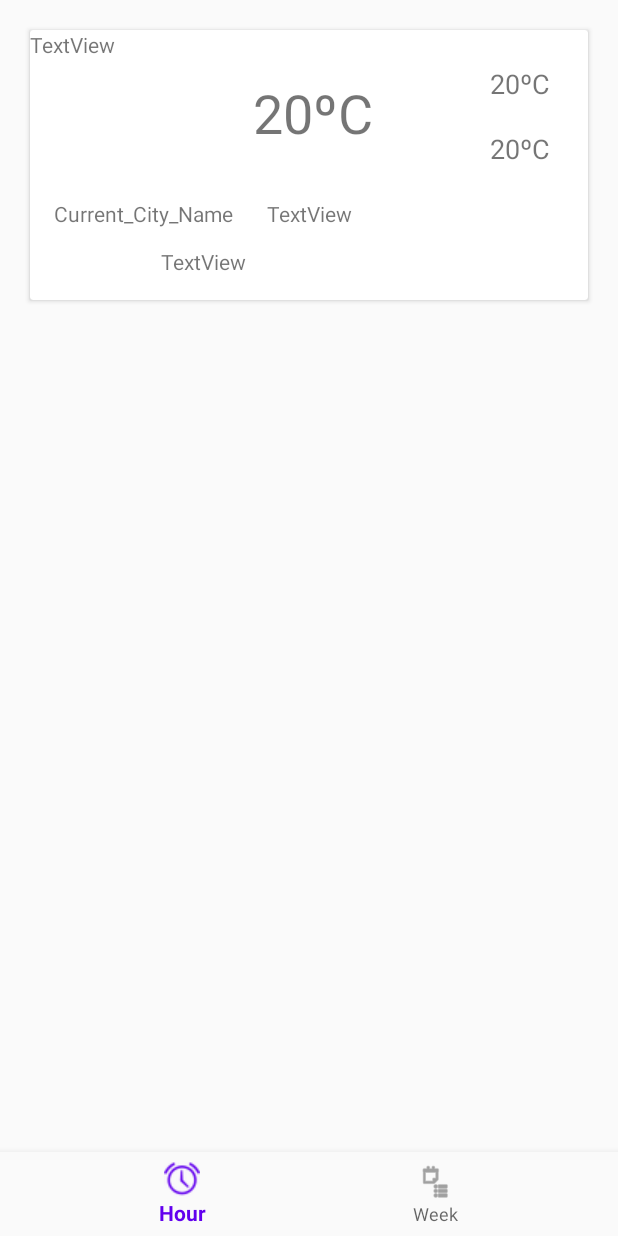
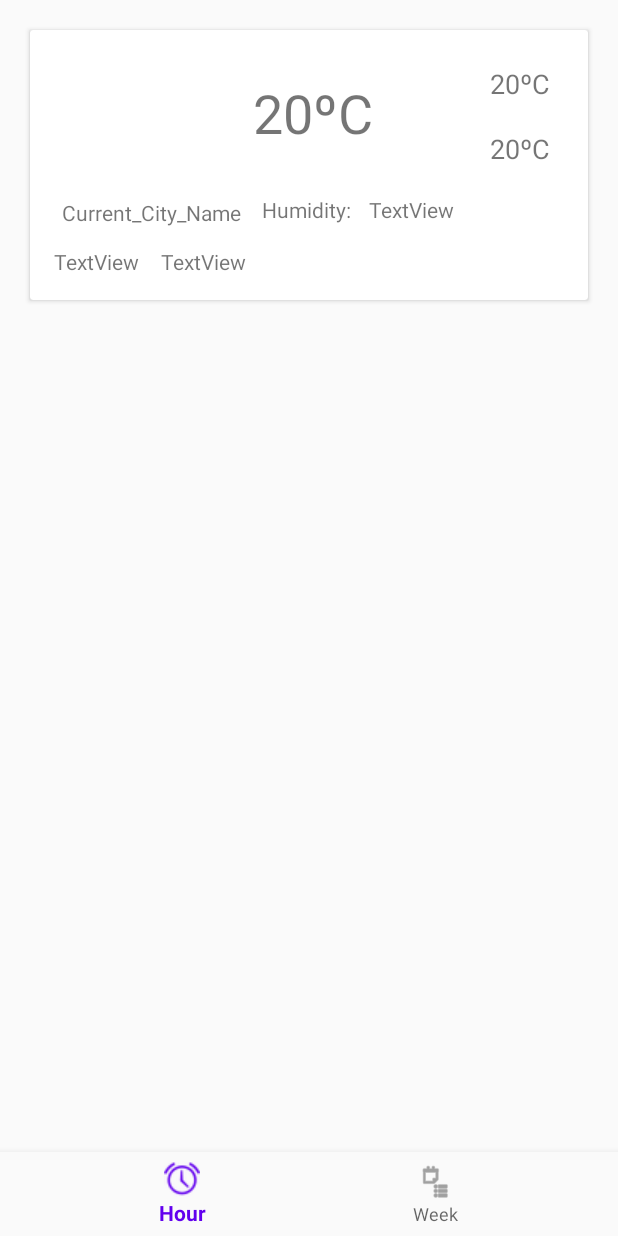
Before and after one commit to MarcSerraG/MobileAPPWeather, an Android app: the CityWeatherHourFragment screen opened directly, with no data from a screen before it, on a phone screen of 412 x 824 dp. Run offline under Robolectric (Android 15) with nearby library versions, the phone set to English and light mode, and no system bars; 1 statement that could not run was skipped.

Commit message:
Added some design

```diff
--- a/app/src/main/res/layout/city_weather_hour_fragment.xml
+++ b/app/src/main/res/layout/city_weather_hour_fragment.xml
@@ -56,12 +56,14 @@
                 android:id="@+id/tv_current_city"
                 android:layout_width="129dp"
                 android:layout_height="23dp"
-                android:layout_marginStart="16dp"
+                android:gravity="center"
                 android:text="@string/current_city_name"
                 app:layout_constraintBottom_toBottomOf="parent"
+                app:layout_constraintEnd_toEndOf="parent"
+                app:layout_constraintHorizontal_bias="0.065"
                 app:layout_constraintStart_toStartOf="parent"
                 app:layout_constraintTop_toBottomOf="@+id/im_current_weather"
-                app:layout_constraintVertical_bias="0.134" />
+                app:layout_constraintVertical_bias="0.076" />
 
             <ImageView
                 android:id="@+id/im_max_current_temperature"
@@ -129,23 +131,40 @@
                 app:layout_constraintVertical_bias="0.9" />
 
             <TextView
-                android:id="@+id/textView5"
-                android:layout_width="wrap_content"
-                android:layout_height="wrap_content"
-                android:text="TextView"
-                tools:layout_editor_absoluteX="16dp"
-                tools:layout_editor_absoluteY="145dp" />
-
-            <TextView
-                android:id="@+id/tv_wind"
+                android:id="@+id/tv_current_latitude"
                 android:layout_width="wrap_content"
                 android:layout_height="wrap_content"
                 android:text="TextView"
                 app:layout_constraintBottom_toBottomOf="parent"
                 app:layout_constraintEnd_toEndOf="parent"
+                app:layout_constraintHorizontal_bias="0.05"
                 app:layout_constraintStart_toStartOf="parent"
                 app:layout_constraintTop_toTopOf="parent"
-                app:layout_constraintVertical_bias="0.701" />
+                app:layout_constraintVertical_bias="0.9" />
+
+            <TextView
+                android:id="@+id/tv_humidity"
+                android:layout_width="63dp"
+                android:layout_height="24dp"
+                android:text="Humidity:"
+                app:layout_constraintBottom_toBottomOf="parent"
+                app:layout_constraintEnd_toEndOf="parent"
+                app:layout_constraintHorizontal_bias="0.501"
+                app:layout_constraintStart_toStartOf="parent"
+                app:layout_constraintTop_toTopOf="parent"
+                app:layout_constraintVertical_bias="0.705" />
+
+            <TextView
+                android:id="@+id/tv_current_humidity"
+                android:layout_width="62dp"
+                android:layout_height="24dp"
+                android:text="TextView"
+                app:layout_constraintBottom_toBottomOf="parent"
+                app:layout_constraintEnd_toEndOf="parent"
+                app:layout_constraintHorizontal_bias="0.729"
+                app:layout_constraintStart_toStartOf="parent"
+                app:layout_constraintTop_toTopOf="parent"
+                app:layout_constraintVertical_bias="0.705" />
 
         </androidx.constraintlayout.widget.ConstraintLayout>
 
```
